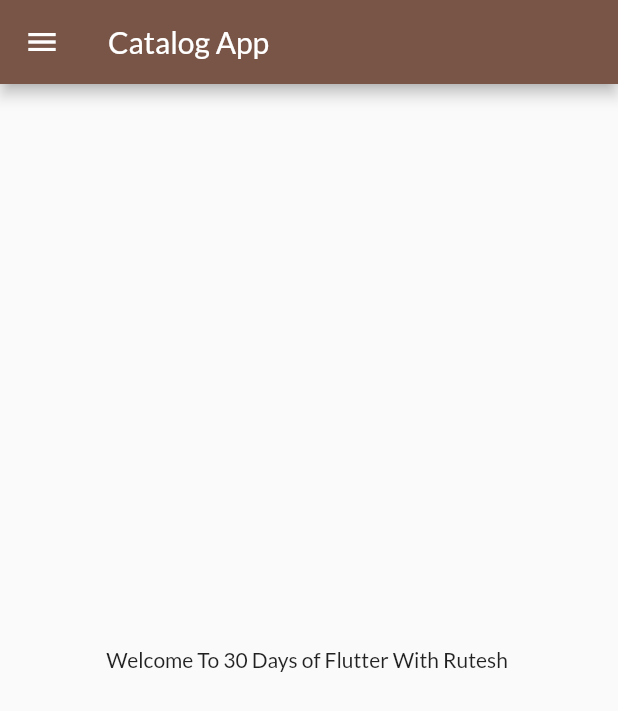
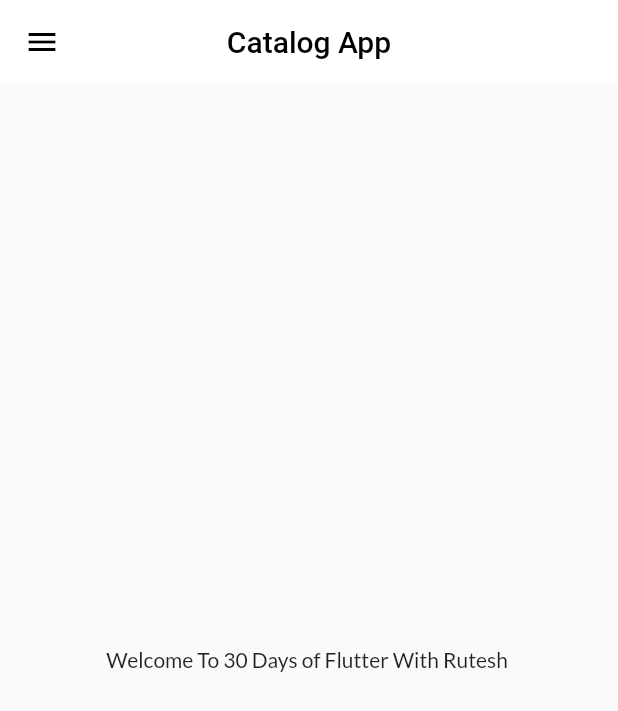
Before and after one commit to Rutesh07/30DaysOfFlutter, a Flutter app: the screen it shows after launch, on a phone screen of 412 x 824 dp. Shown: the top 711 px of the screen. Run offline on Flutter 3.47's test engine with Material 2 defaults, Android fonts, the phone set to English and light mode, and no system bars; our stand-ins replace google_fonts.

Commit message:
themes extracted

```diff
--- a/lib/main.dart
+++ b/lib/main.dart
@@ -2,6 +2,7 @@ import 'package:flutter/material.dart';
 import 'package:google_fonts/google_fonts.dart';
 import 'package:practice1/pages/login_page.dart';
 import 'package:practice1/utils/routes.dart';
+import 'package:practice1/widgets/themes.dart';
 
 import 'pages/Home_Page.dart';
 
@@ -17,13 +18,8 @@ class MyApp extends StatelessWidget {
     return MaterialApp(
       debugShowCheckedModeBanner: false,
       themeMode: ThemeMode.light,
-      theme: ThemeData(
-          primarySwatch: Colors.brown,
-          fontFamily: GoogleFonts.lato().fontFamily,
-          primaryTextTheme: GoogleFonts.latoTextTheme()),
-      darkTheme: ThemeData(
-        brightness: Brightness.dark,
-      ),
+      theme: MyTheme.lightTheme(context),
+      darkTheme: MyTheme.darkTheme(context),
       initialRoute: MyRoutes.homeRoute,
       routes: {
         "/": (context) => LoginPage(),
--- a/lib/pages/Home_Page.dart
+++ b/lib/pages/Home_Page.dart
@@ -9,7 +9,11 @@ class HomePage extends StatelessWidget {
   Widget build(BuildContext context) {
     return Scaffold(
       appBar: AppBar(
-        title: Text("Catalog App"),
+        centerTitle: true,
+        title: Text(
+          "Catalog App",
+          style: TextStyle(color: Colors.black),
+        ),
       ),
       body: Center(
         child: Container(
--- /dev/null
+++ b/lib/widgets/themes.dart
@@ -0,0 +1,22 @@
+import 'package:flutter/material.dart';
+import 'package:google_fonts/google_fonts.dart';
+
+class MyTheme{
+  static ThemeData  lightTheme(BuildContext context) =>ThemeData(
+          primarySwatch: Colors.brown,
+          fontFamily: GoogleFonts.lato().fontFamily,
+          appBarTheme: AppBarTheme(
+            color: Colors.white,
+            elevation: 0.0,
+            textTheme: Theme.of(context).textTheme,
+            iconTheme: IconThemeData(color: Colors.black),
+
+          ));
+
+static ThemeData  darkTheme(BuildContext context) =>ThemeData(
+           brightness: Brightness.dark,
+           );
+
+
+
+}
```
